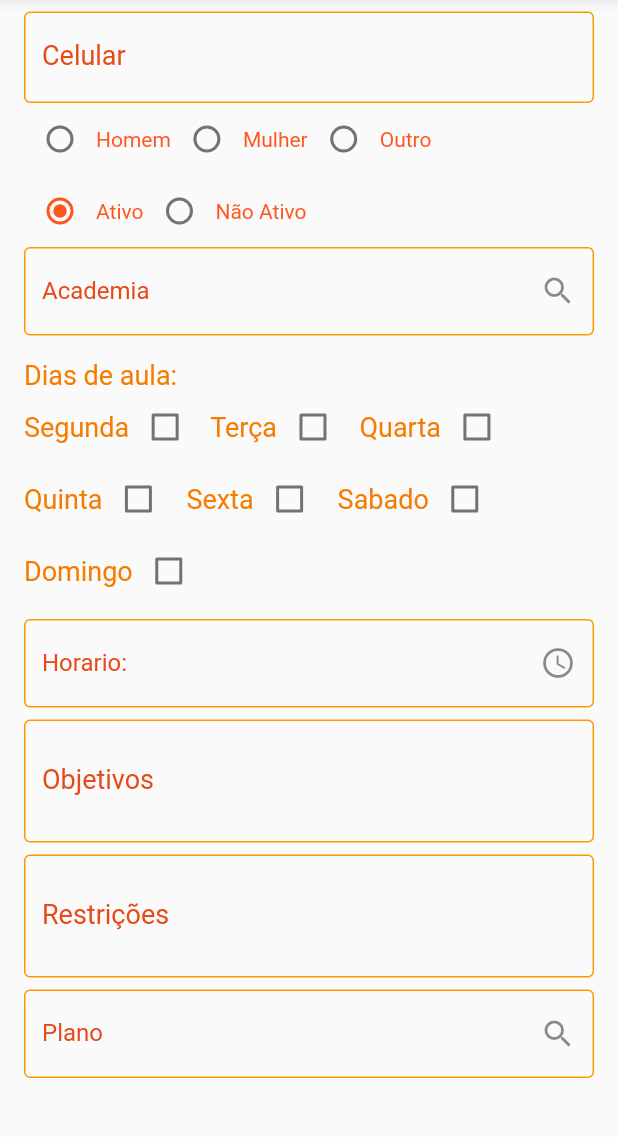
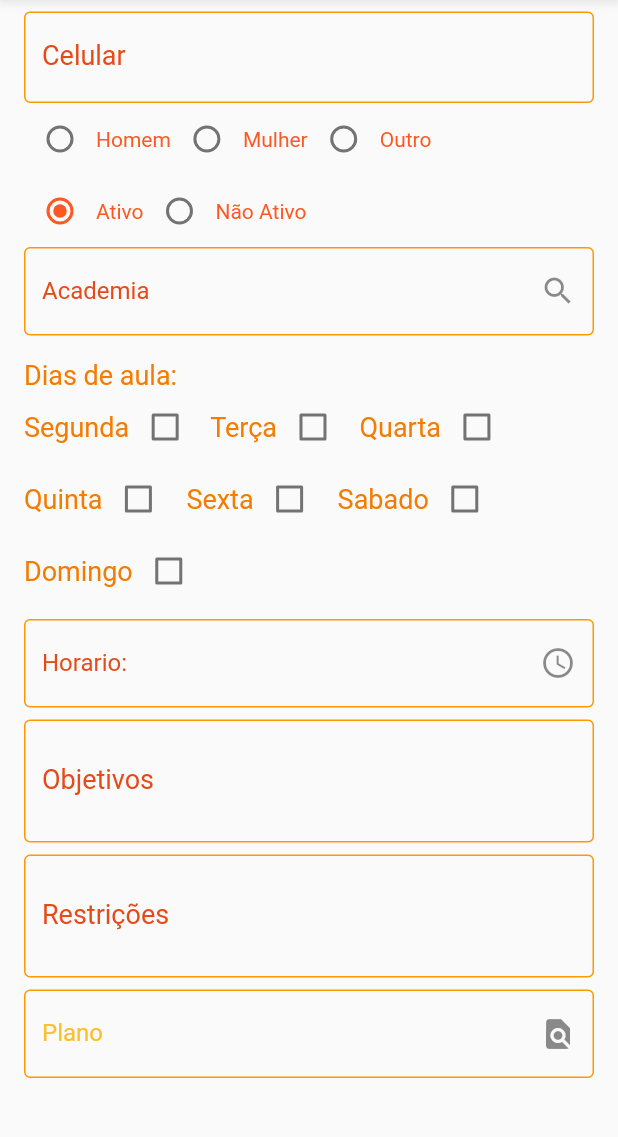
Before and after one commit to prvilela/PersonalTrainerApp, a Flutter app: the StudentScreen screen opened directly, scrolled down 275 dp, on a phone screen of 412 x 824 dp, the part 98-1235 px from its top. Run offline on Flutter 3.47's test engine with Material 2 defaults, Android fonts, the phone set to English and light mode, and no system bars; our stand-ins replace bloc, brasil_fields, cloud_firestore, equatable, firebase_auth, flushbar and 7 more; missing offline and left inert: bloc_pattern, dart:ffi, flutter_facebook_login, simple_gesture_detector; accounts and stored records are empty.

Commit message:
cadastrar aluno topzera

```diff
--- a/lib/screens/agendarTreino_screen.dart
+++ b/lib/screens/agendarTreino_screen.dart
@@ -43,7 +43,6 @@ class _AgendarTreinoScreenState extends State<AgendarTreinoScreen> with AulaAvul
 
   @override
   Widget build(BuildContext context) {
-    //super.build(context);
     return Scaffold(
       key: _scaffoldKey,
       appBar: AppBar(
--- a/lib/screens/student_screen.dart
+++ b/lib/screens/student_screen.dart
@@ -5,7 +5,6 @@ import 'package:flutter/services.dart';
 import 'package:brasil_fields/brasil_fields.dart';
 import 'package:personal_trainer/blocs/student_bloc.dart';
 import 'package:personal_trainer/tabs/gym_tab.dart';
-import 'package:personal_trainer/tabs/student_tab.dart';
 import 'package:personal_trainer/validators/student_validators.dart';
 import 'package:rflutter_alert/rflutter_alert.dart';
 import 'package:personal_trainer/time.dart';
@@ -48,6 +47,7 @@ class StudentScreenState extends State<StudentScreen> with StudentValidator{
     "domingo": false
   };
 
+  static DocumentSnapshot student;
 
   StudentScreenState(DocumentSnapshot student):
       _studentBloc = StudentBloc(student);
@@ -66,46 +66,6 @@ class StudentScreenState extends State<StudentScreen> with StudentValidator{
         ),
       );
     }
-
-    InputDecoration _buildDecorationGym(String label) {
-      return InputDecoration(
-        labelText: label,
-        labelStyle: TextStyle(color: Colors.deepOrange[700]),
-        suffixIcon: IconButton(
-          icon: Icon(Icons.search),
-          onPressed: (){
-            listarAcademias(context);
-          }
-        ),
-        enabledBorder: OutlineInputBorder(
-          borderSide: BorderSide(color: Colors.orange, width: 1.0),
-        ),
-        focusedBorder: OutlineInputBorder(
-          borderSide: BorderSide(color: Colors.orange, width: 1.0),
-        ),
-      );
-    }
-
-    InputDecoration _buildDecorationPlano(String label) {
-      return InputDecoration(
-        labelText: label,
-        labelStyle: TextStyle(color: Colors.deepOrange[700]),
-        suffixIcon: IconButton(
-          icon: Icon(Icons.search),
-          onPressed: (){
-            listarPlanos(context);
-          }
-        ),
-        enabledBorder: OutlineInputBorder(
-          borderSide: BorderSide(color: Colors.orange, width: 1.0),
-        ),
-        focusedBorder: OutlineInputBorder(
-          borderSide: BorderSide(color: Colors.orange, width: 1.0),
-        ),
-      );
-    }
-
-
 
 
     final _fieldStale = TextStyle(color: Colors.orange[700], fontSize: 18);
@@ -509,6 +469,44 @@ class StudentScreenState extends State<StudentScreen> with StudentValidator{
     }
   }
 
+  InputDecoration _buildDecorationGym(String label) {
+      return InputDecoration(
+        labelText: label,
+        labelStyle: TextStyle(color: Colors.deepOrange[700]),
+        suffixIcon: IconButton(
+          icon: Icon(Icons.search),
+          onPressed: (){
+            listarAcademias(context);
+          }
+        ),
+        enabledBorder: OutlineInputBorder(
+          borderSide: BorderSide(color: Colors.orange, width: 1.0),
+        ),
+        focusedBorder: OutlineInputBorder(
+          borderSide: BorderSide(color: Colors.orange, width: 1.0),
+        ),
+      );
+    }
+
+    InputDecoration _buildDecorationPlano(String label) {
+      return InputDecoration(
+        labelText: label,
+        labelStyle: TextStyle(color: Colors.yellow[700]),
+        suffixIcon: IconButton(
+          icon: Icon(Icons.find_in_page),
+          onPressed: (){
+            listarPlanos(context);
+          }
+        ),
+        enabledBorder: OutlineInputBorder(
+          borderSide: BorderSide(color: Colors.orange, width: 1.0),
+        ),
+        focusedBorder: OutlineInputBorder(
+          borderSide: BorderSide(color: Colors.orange, width: 1.0),
+        ),
+      );
+    }
+
     InputDecoration _buildDecorationDate(String label) {
       return InputDecoration(
         labelText: label,
```
Also changed, not shown: lib/screens/student_part/dados_tecnicos.dart (+103 -20 lines).
